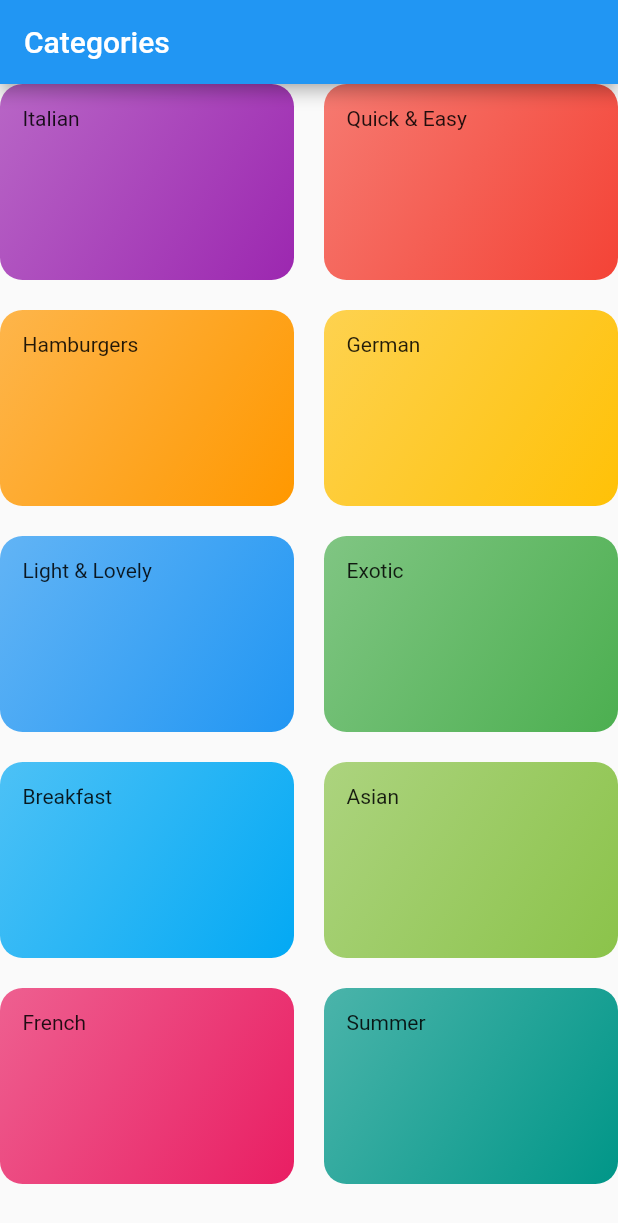
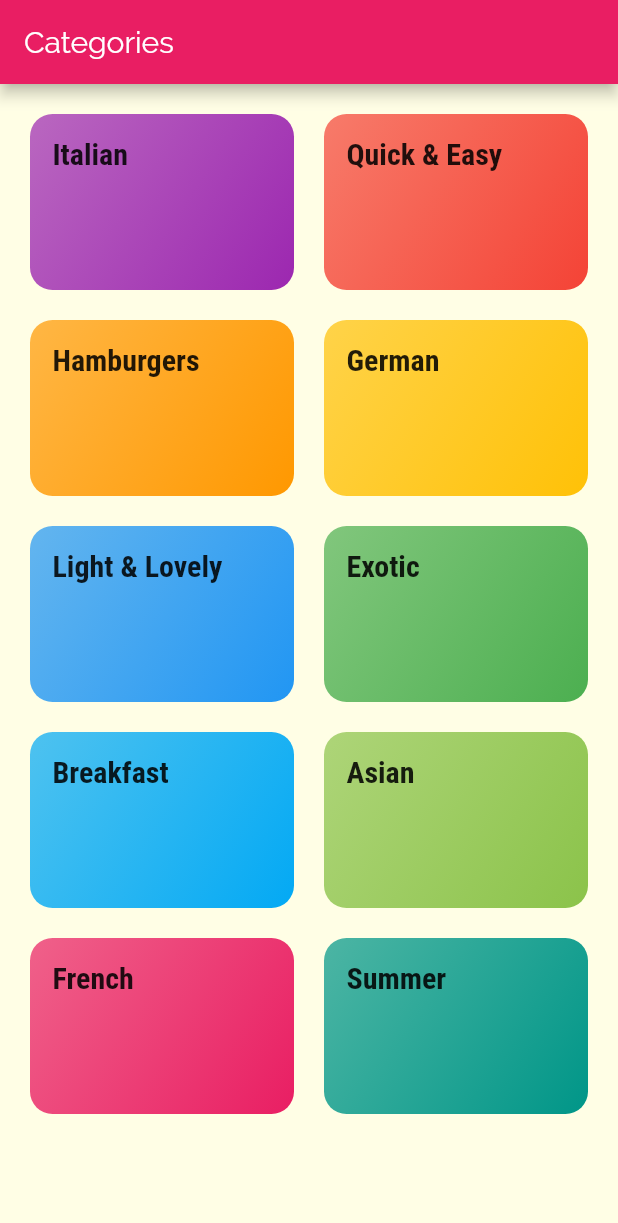
Before and after one commit to Nimbo1999/navigation-flutter, a Flutter app: the screen it shows after launch, on a phone screen of 412 x 824 dp. Shown: the top 1223 px of the screen. Run offline on Flutter 3.47's test engine with Material 2 defaults, Android fonts, the phone set to English and light mode, and no system bars.

Commit message:
Add Theme configurations

```diff
--- a/lib/main.dart
+++ b/lib/main.dart
@@ -10,7 +10,23 @@ class MyApp extends StatelessWidget {
     return MaterialApp(
       title: 'Navigation Project',
       theme: ThemeData(
-        primarySwatch: Colors.blue,
+        primarySwatch: Colors.pink,
+        accentColor: Colors.amber,
+        canvasColor: Color.fromRGBO(255, 254, 229, 1),
+        fontFamily: 'Raleway',
+        textTheme: ThemeData.light().textTheme.copyWith(
+          body1: TextStyle(
+            color: Color.fromRGBO(20, 51, 51, 1)
+          ),
+          body2: TextStyle(
+            color: Color.fromRGBO(20, 51, 51, 1)
+          ),
+          title: TextStyle(
+            fontSize: 20,
+            fontFamily: 'RobotoCondensed',
+            fontWeight: FontWeight.bold
+          )
+        )
       ),
       home: CategoriesScreen(),
     );
--- a/lib/pages/categories.dart
+++ b/lib/pages/categories.dart
@@ -11,6 +11,7 @@ class CategoriesScreen extends StatelessWidget {
         title: const Text('Categories'),
       ),
       body: GridView(
+        padding: const EdgeInsets.all(20),
         children: DUMMY_CATEGORIES.map(
           (category) =>
             CategoryItem(
--- a/lib/widgets/category_item.dart
+++ b/lib/widgets/category_item.dart
@@ -11,7 +11,10 @@ class CategoryItem extends StatelessWidget {
   Widget build(BuildContext context) {
     return Container(
       padding: const EdgeInsets.all(15),
-      child: Text(title),
+      child: Text(
+        title,
+        style: Theme.of(context).textTheme.title,
+      ),
       decoration: BoxDecoration(
         gradient: LinearGradient(
           colors: [
```
Also changed, not shown: pubspec.yaml (+18 -11 lines), assets/fonts/Raleway-Black.ttf (added), assets/fonts/Raleway-Bold.ttf (added), assets/fonts/Raleway-Regular.ttf (added), assets/fonts/RobotoCondensed-Bold.ttf (added), assets/fonts/RobotoCondensed-Italic.ttf (added), assets/fonts/RobotoCondensed-Light.ttf (added), assets/fonts/RobotoCondensed-Regular.ttf (added).
